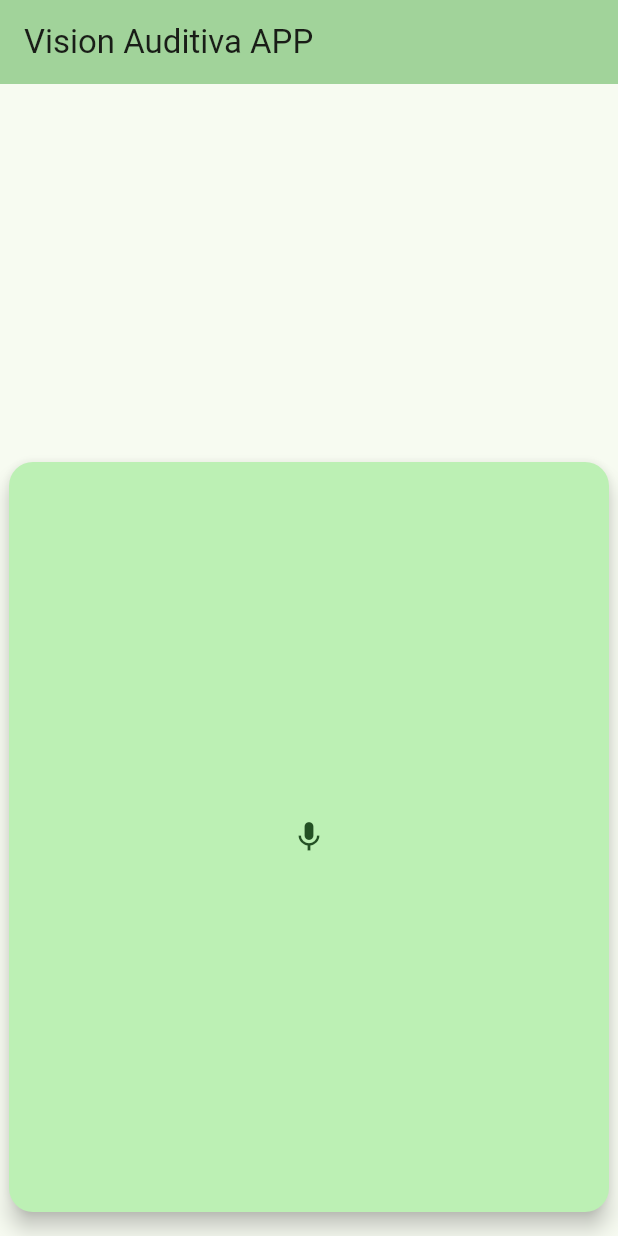
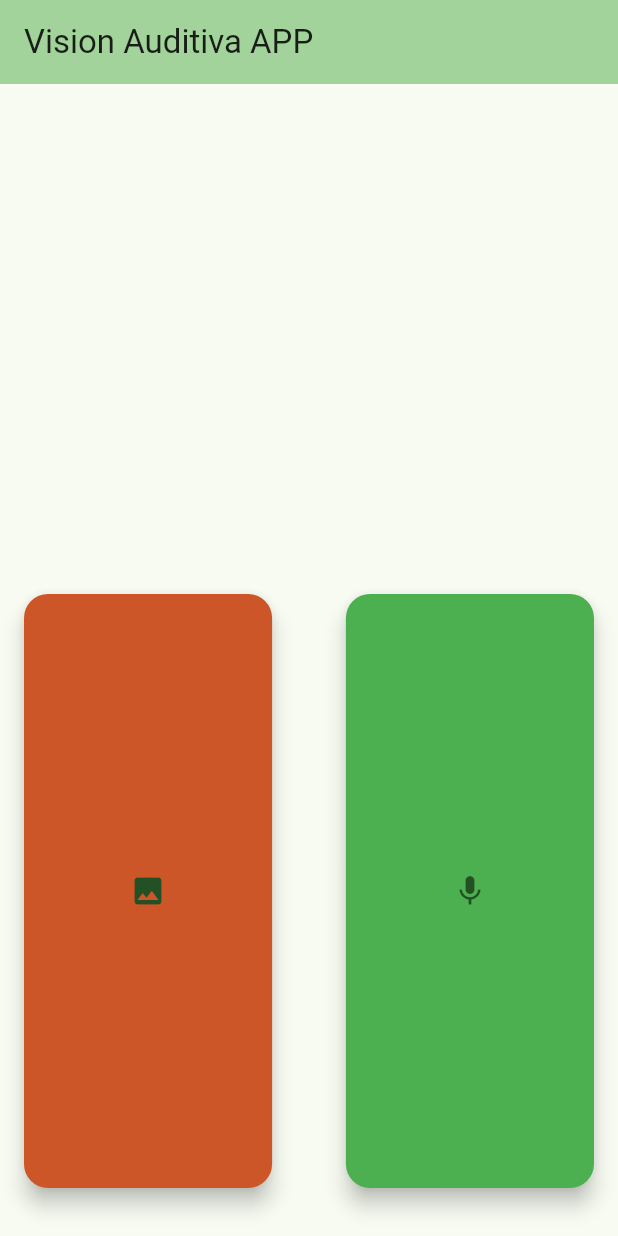
Before and after one commit to xstefano/vision_auditiva_flutter, a Flutter app: the screen it shows after launch, on a phone screen of 412 x 824 dp. Run offline on Flutter 3.47's test engine with Material 2 defaults, Android fonts, the phone set to English and light mode, and no system bars; our stand-ins replace audioplayers, camera, flutter_tts, permission_handler, speech_to_text; network calls fail; key blocks and very long unbroken strings in the code were emptied for the run.

Commit message:
Arreglando ultimas cosas

```diff
--- a/lib/api_service.dart
+++ b/lib/api_service.dart
@@ -73,6 +73,12 @@ class ApiService {
     return response.body;
   }
 
+  static Future<String> getAnalizarObjetos() async {
+    final response = await http.get(Uri.parse(
+        '$baseUrl/api/Vision/detectObjects?imageUrl=https://apivideofetcher.azurewebsites.net/Image/image'));
+    return response.body;
+  }
+
   static Future<String> getResponse(String request) async {
     final response = await http
         .get(Uri.parse('$baseUrl/api/VisionChat/getResponse?request=$request'));
--- a/lib/main.dart
+++ b/lib/main.dart
@@ -12,6 +12,8 @@ import 'package:speech_to_text/speech_recognition_result.dart';
 
 import 'package:camera/camera.dart';
 
+import 'package:audioplayers/audioplayers.dart';
+
 void main() {
   runApp(const MyApp());
 }
@@ -22,7 +24,7 @@ class MyApp extends StatelessWidget {
   @override
   Widget build(BuildContext context) {
     return MaterialApp(
-      title: 'Flutter Demo',
+      title: 'Vision Auditiva',
       theme: ThemeData(
         colorScheme: ColorScheme.fromSeed(seedColor: Colors.green),
         useMaterial3: true,
@@ -47,18 +49,14 @@ class _MyHomePageState extends State<MyHomePage> {
   String lastWords = '';
   String base64Image = Constantes.foto;
 
+  bool isListening = false; // variable para el boton precionado
+  final AudioCache audioCache = AudioCache(); // para el sonido .mp3
+  bool isSpeaking = false;
+
   final optionsMap = {
-    'analiza objeto': [
-      'AnalizarObjetos',
-      'Se analizará los objetos de la imagen',
-    ],
     'detecta rostro': [
       'DetectarRostro',
       'Se detectará los rostro de la imagen',
-    ],
-    'analiza rostro': [
-      'AnalizarRostro',
-      'Se analizará el rostro de la imagen',
     ],
   };
 
@@ -70,6 +68,10 @@ class _MyHomePageState extends State<MyHomePage> {
     'lee texto': [
       'LeerTexto',
       'Se leera el texto de la imagen',
+    ],
+    'analiza objeto': [
+      'AnalizarObjetos',
+      'Se analizará los objetos de la imagen',
     ],
   };
 
@@ -91,19 +93,10 @@ class _MyHomePageState extends State<MyHomePage> {
     await cameraController!.initialize();
   }
 
-  Future<void> takePicture() async {
-    XFile? picture = await cameraController!.takePicture();
-    List<int> bytes = await picture.readAsBytes();
-    setState(() {
-      base64Image = base64Encode(bytes);
-    });
-    await ApiService.sendImage(base64Image, "image");
-  }
-
   Future<void> _speak(String text) async {
     await flutterTts.setLanguage('es-ES');
     await flutterTts.setPitch(0.9);
-    await flutterTts.setSpeechRate(0.6);
+    await flutterTts.setSpeechRate(0.5);
     await flutterTts.speak(text);
   }
 
@@ -135,12 +128,20 @@ class _MyHomePageState extends State<MyHomePage> {
     lastWords = '';
     bool isAvailable = await speech.initialize();
     if (isAvailable) {
-      await takePicture();
       await speech.listen(
         onResult: resultListener,
         localeId: 'es_CL',
       );
     }
+  }
+
+  Future<void> takePicture() async {
+    XFile? picture = await cameraController!.takePicture();
+    List<int> bytes = await picture.readAsBytes();
+    setState(() {
+      base64Image = base64Encode(bytes);
+    });
+    await ApiService.sendImage(base64Image, "image");
   }
 
   Future<void> resultListener(SpeechRecognitionResult result) async {
@@ -199,6 +200,9 @@ class _MyHomePageState extends State<MyHomePage> {
     } else if (action[0] == "LeerTexto") {
       final response = await ApiService.getImageTexto();
       _speak(response);
+    } else if (action[0] == "AnalizarObjetos") {
+      final response = await ApiService.getAnalizarObjetos();
+      _speak(response);
     }
   }
 
@@ -215,6 +219,10 @@ class _MyHomePageState extends State<MyHomePage> {
     return str;
   }
 
+  void playSound() {
+    audioCache.play('sound.mp3');
+  }
+
   @override
   Widget build(BuildContext context) {
     return Scaffold(
@@ -228,7 +236,7 @@ class _MyHomePageState extends State<MyHomePage> {
             child: Align(
               alignment: Alignment.topCenter,
               child: SizedBox(
-                height: 200.0, // Alto fijo de la imagen
+                height: 250.0, // Alto fijo de la imagen
                 child: base64Image != null
                     ? Image.memory(
                         base64Decode(base64Image),
@@ -238,23 +246,63 @@ class _MyHomePageState extends State<MyHomePage> {
               ),
             ),
           ),
-          Align(
-            alignment: Alignment.bottomCenter,
-            child: Container(
-              width: 400.0, // Ancho fijo del botón
-              height: 500.0, // Alto fijo del botón
-              margin: const EdgeInsets.only(bottom: 16.0),
-              child: FloatingActionButton(
-                onPressed: () {
-                  startListening();
-                },
-                child: const Icon(Icons.mic),
+        ],
+      ),
+      floatingActionButtonLocation: FloatingActionButtonLocation.centerFloat,
+      floatingActionButton: Row(
+        mainAxisAlignment: MainAxisAlignment.spaceBetween,
+        children: [
+          Flexible(
+            child: FractionallySizedBox(
+              widthFactor: 0.9, // El botón ocupará el 50% del ancho disponible
+              heightFactor:
+                  0.5, // El botón ocupará el 50% de la altura disponible
+              child: Container(
+                margin:
+                    const EdgeInsets.only(bottom: 16.0, left: 16.0, right: 4.0),
+                child: FloatingActionButton(
+                  onPressed: () {
+                    playSound();
+                    takePicture();
+                    // Acción para el botón izquierdo
+                  },
+                  child: const Icon(Icons.photo),
+                  backgroundColor: Color.fromARGB(
+                      255, 204, 86, 40), // Establecer el color amarillo
+                ),
+              ),
+            ),
+          ),
+          Flexible(
+            child: FractionallySizedBox(
+              widthFactor: 0.9,
+              heightFactor: 0.5,
+              child: Container(
+                margin:
+                    const EdgeInsets.only(bottom: 16.0, left: 4.0, right: 16.0),
+                child: GestureDetector(
+                  onTapDown: (_) {
+                    flutterTts.stop();
+                    playSound();
+                    startListening();
+                  },
+                  onTapUp: (_) {
+                    flutterTts.stop();
+                    // Llamar al método stopListening
+                  },
+                  child: FloatingActionButton(
+                    onPressed: () {
+                      // No se ejecuta nada aquí, el evento onTapDown se encarga de iniciar la escucha
+                    },
+                    child: Icon(Icons.mic),
+                    backgroundColor: isListening ? Colors.green : Colors.green,
+                  ),
+                ),
               ),
             ),
           ),
         ],
       ),
-      floatingActionButtonLocation: FloatingActionButtonLocation.centerFloat,
     );
   }
 }
```
